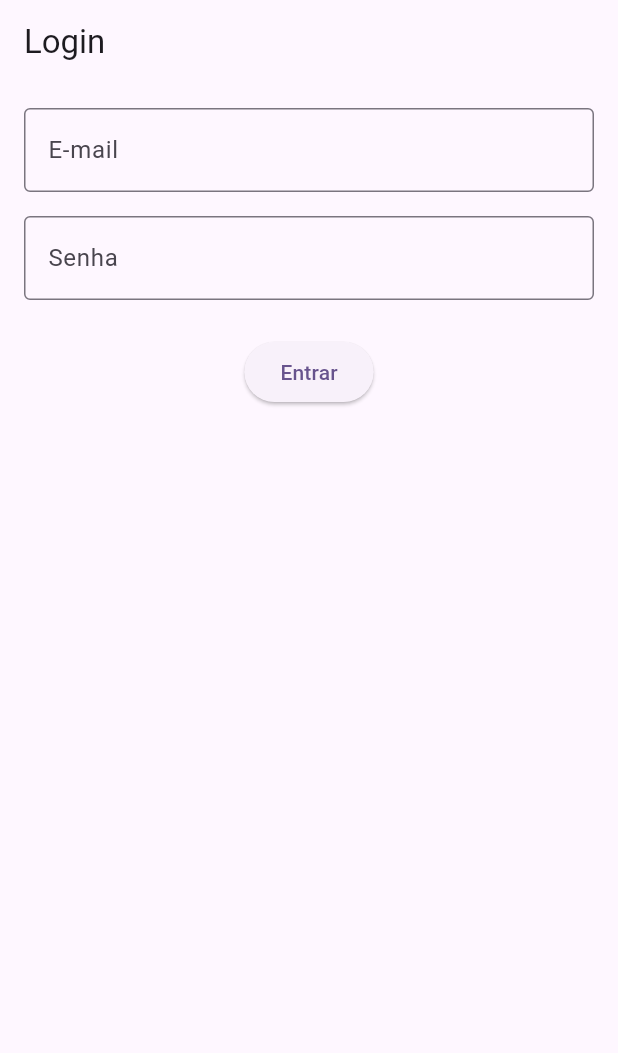
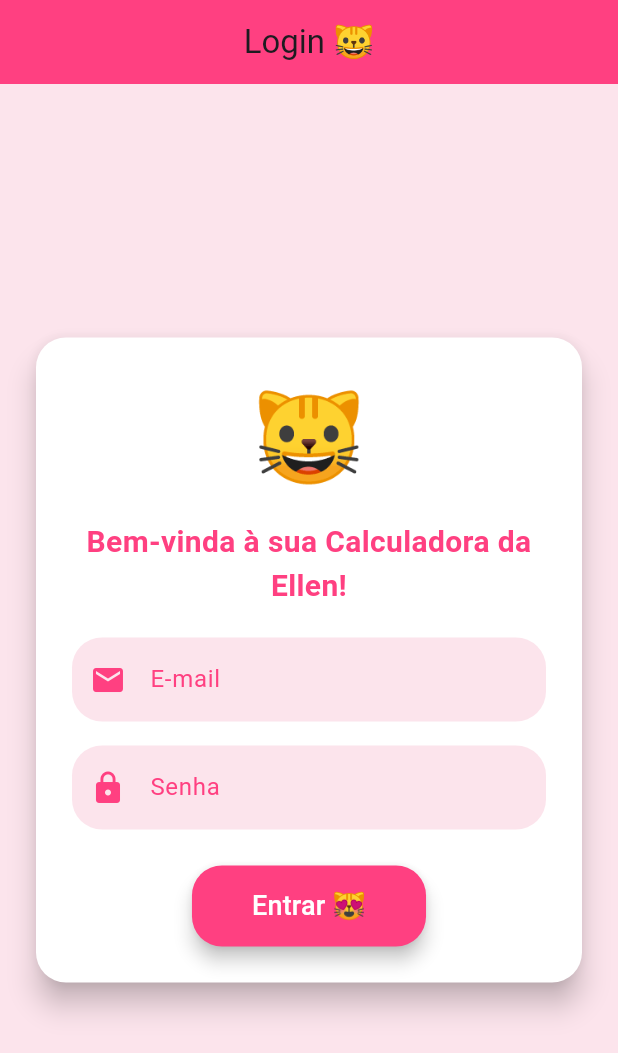
Before and after one commit to CassolEllen/TrabalhoFlutter, a Flutter app: the screen it shows after launch, on a phone screen of 412 x 824 dp. Shown: the top 1053 px of the screen. Run offline on Flutter 3.47's test engine with Material 3 defaults, Android fonts, the phone set to English and light mode, and no system bars.

Commit message:
Refazendo trabalho a partir do quê já tinha de outra aula. Adicionando funcionalidades extras, as 4 operações de matemática. Melhorando a tela de login. Adicionando opção Calculadora e Sobre no menu de seleção.

```diff
--- a/lib/home.dart
+++ b/lib/home.dart
@@ -7,7 +7,7 @@ class HomePage extends StatelessWidget {
   @override
   Widget build(BuildContext context) {
     return Scaffold(
-      appBar: AppBar(title: const Text("Boas-vindas")),
+      appBar: AppBar(title: const Text("Aqui ó")),
       drawer: const CustomDrawer(),
       body: Center(
         child: Image.asset(
--- a/lib/login.dart
+++ b/lib/login.dart
@@ -28,8 +28,8 @@ class _LoginPageState extends State<LoginPage> {
       } else {
         ScaffoldMessenger.of(context).showSnackBar(
           const SnackBar(
-            content: Text("Algo deu errado, revise se seus dados estão corretos"),
-            backgroundColor: Colors.red,
+            content: Text("😿 Algo deu errado veir revise seus dados."),
+            backgroundColor: Colors.pinkAccent,
           ),
         );
       }
@@ -39,40 +39,104 @@ class _LoginPageState extends State<LoginPage> {
   @override
   Widget build(BuildContext context) {
     return Scaffold(
-      appBar: AppBar(title: const Text('Login')),
-      body: Padding(
-        padding: const EdgeInsets.all(16.0),
+      backgroundColor: Colors.pink[50],
+      appBar: AppBar(
+        title: const Text('Login 😺'),
+        backgroundColor: Colors.pinkAccent,
+        centerTitle: true,
+      ),
+      body: Center(
+        child: SingleChildScrollView(
+          child: Padding(
+            padding: const EdgeInsets.all(20),
+            child: Card(
+              shape: RoundedRectangleBorder(
+                borderRadius: BorderRadius.circular(20),
+              ),
+              elevation: 8,
+              color: Colors.white,
+              child: Padding(
+                padding: const EdgeInsets.all(24),
                 child: Form(
                   key: _formKey,
                   child: Column(
+                    mainAxisSize: MainAxisSize.min,
                     children: [
+                      const Text(
+                        "🐱",
+                        style: TextStyle(fontSize: 60),
+                      ),
+                      const SizedBox(height: 12),
+                      const Text(
+                        "Bem-vinda à sua Calculadora da Ellen!",
+                        textAlign: TextAlign.center,
+                        style: TextStyle(
+                          fontSize: 20,
+                          fontWeight: FontWeight.bold,
+                          color: Colors.pinkAccent,
+                        ),
+                      ),
+                      const SizedBox(height: 20),
+
                       TextFormField(
                         controller: _emailController,
                         keyboardType: TextInputType.emailAddress,
-                decoration: const InputDecoration(
+                        decoration: InputDecoration(
                           labelText: 'E-mail',
-                  border: OutlineInputBorder(),
+                          labelStyle: const TextStyle(color: Colors.pinkAccent),
+                          prefixIcon: const Icon(Icons.email, color: Colors.pinkAccent),
+                          filled: true,
+                          fillColor: Colors.pink[50],
+                          border: OutlineInputBorder(
+                            borderRadius: BorderRadius.circular(20),
+                            borderSide: BorderSide.none,
+                          ),
                         ),
                         validator: (value) =>
                         value == null || value.isEmpty ? 'Insira seu e-mail' : null,
                       ),
                       const SizedBox(height: 16),
+
                       TextFormField(
                         controller: _senhaController,
                         obscureText: true,
-                decoration: const InputDecoration(
+                        decoration: InputDecoration(
                           labelText: 'Senha',
-                  border: OutlineInputBorder(),
+                          labelStyle: const TextStyle(color: Colors.pinkAccent),
+                          prefixIcon: const Icon(Icons.lock, color: Colors.pinkAccent),
+                          filled: true,
+                          fillColor: Colors.pink[50],
+                          border: OutlineInputBorder(
+                            borderRadius: BorderRadius.circular(20),
+                            borderSide: BorderSide.none,
+                          ),
                         ),
                         validator: (value) =>
                         value == null || value.isEmpty ? 'Insira sua senha' : null,
                       ),
                       const SizedBox(height: 24),
+
                       ElevatedButton(
+                        style: ElevatedButton.styleFrom(
+                          backgroundColor: Colors.pinkAccent,
+                          foregroundColor: Colors.white,
+                          padding: const EdgeInsets.symmetric(vertical: 14, horizontal: 40),
+                          shape: RoundedRectangleBorder(
+                            borderRadius: BorderRadius.circular(20),
+                          ),
+                          elevation: 5,
+                        ),
                         onPressed: _submitForm,
-                child: const Text('Entrar'),
+                        child: const Text(
+                          'Entrar 😻',
+                          style: TextStyle(fontSize: 18),
+                        ),
                       ),
                     ],
+                  ),
+                ),
+              ),
+            ),
           ),
         ),
       ),
```
Also changed, not shown: lib/calculadora.dart (added, +264 -0 lines), lib/custom_drawer.dart (+15 -6 lines), lib/sorteioscreen.dart (deleted, +0 -58 lines). Lines whose indentation alone changed are shown as unchanged.
